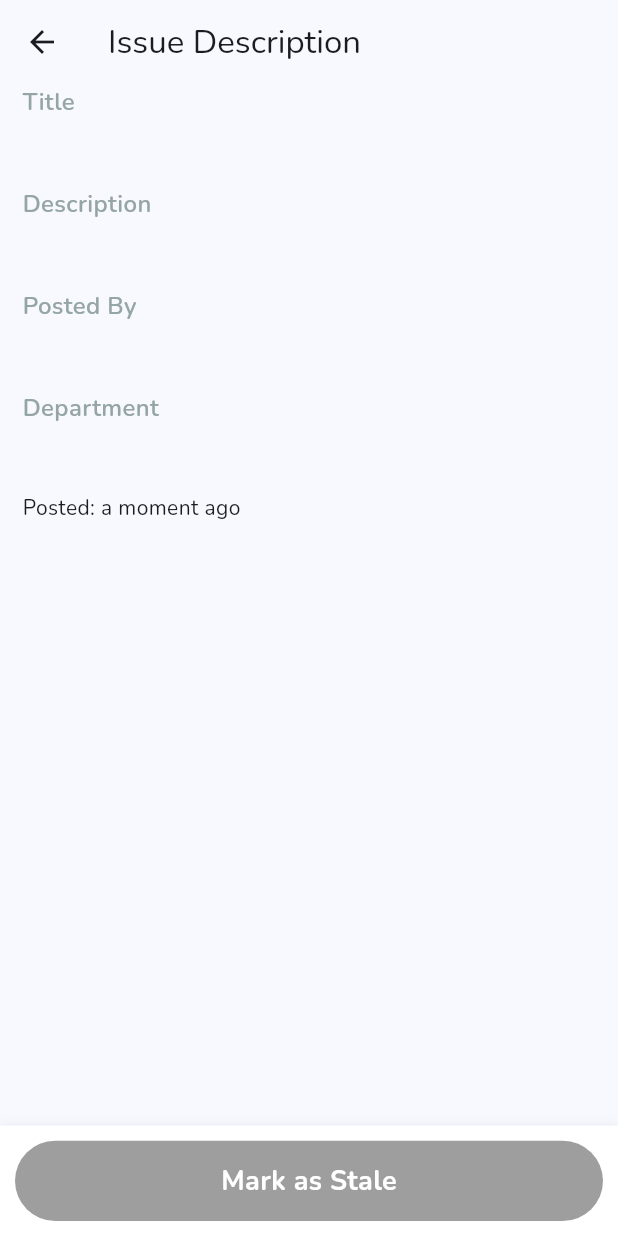
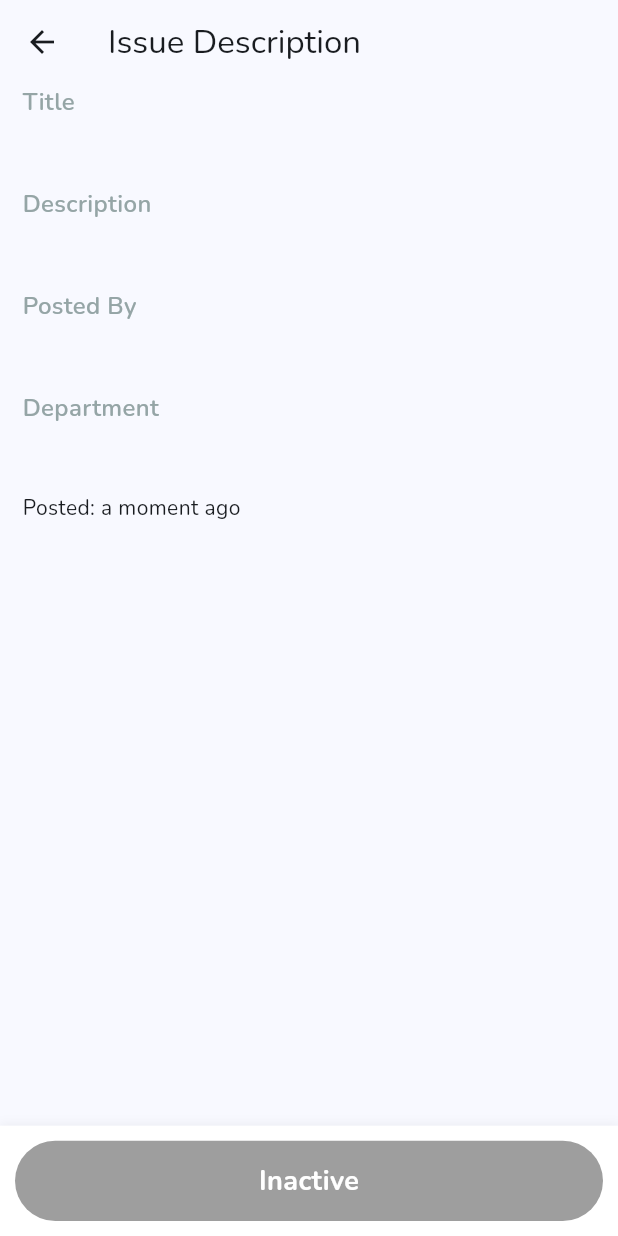
Before and after one commit to AmanNegi/saksham, a Flutter app: the IssueDetailPage screen opened directly with empty values, on a phone screen of 412 x 824 dp. Run offline on Flutter 3.47's test engine with Material 3 defaults, Android fonts, the phone set to English and light mode, and no system bars; our stand-ins replace firebase_auth, firebase_core, firebase_storage, flutter_svg, fluttertoast, geocoding and 9 more; missing offline and left inert: dart:ffi; accounts and stored records are empty.

Commit message:
feat: update issue detail UI

```diff
--- a/frontend/mobile/lib/core/issues/presentation/issue_detail_page.dart
+++ b/frontend/mobile/lib/core/issues/presentation/issue_detail_page.dart
@@ -62,7 +62,7 @@ class _IssueDetailPageState extends State<IssueDetailPage> {
                     _getHeading("Posted By"),
                     _getDescription(widget.issue.issuedBy),
                     _getHeading("Department"),
-                    _getDescription(widget.issue.department),
+                    _getDescription(widget.issue.departmentName),
                     Text("Posted: ${timeago.format(widget.issue.createdAt)}"),
                     SizedBox(height: 0.025 * getHeight(context)),
                     SizedBox(height: 0.05 * getHeight(context)),
@@ -94,7 +94,7 @@ class _IssueDetailPageState extends State<IssueDetailPage> {
                   if (isAdmin())
                     Expanded(
                       child: ActionButton(
-                        text: "Mark as Resolved",
+                        text: "Resolve",
                         onPressed: () async {
                           var res = await IssuesManager()
                               .updateIssueStatus(widget.issue.id, "closed");
@@ -108,7 +108,7 @@ class _IssueDetailPageState extends State<IssueDetailPage> {
                   Expanded(
                     child: ActionButton(
                       color: Colors.grey,
-                      text: "Mark as Stale",
+                      text: "Inactive",
                       onPressed: () async {
                         var res = await IssuesManager()
                             .updateIssueStatus(widget.issue.id, "stale");
```
